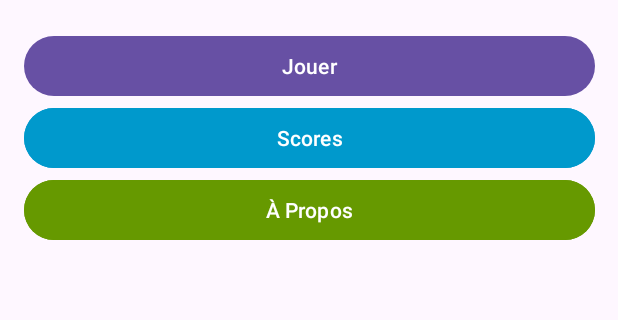
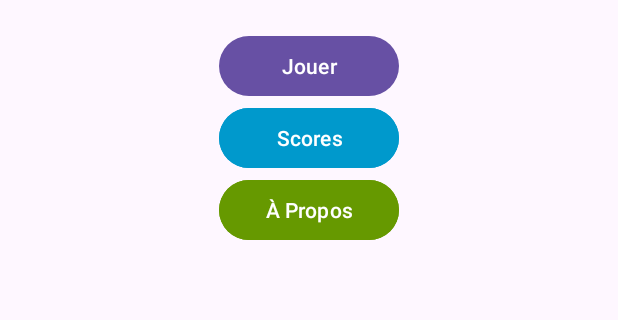
Before and after one commit to NoahFsc/S4-CalculMental, an Android app: the screen it shows after launch (MainActivity), on a phone screen of 412 x 824 dp, the part 594-914 px from its top. Run offline under Robolectric (Android 15) with nearby library versions, the phone set to English and light mode, and no system bars.

Commit message:
Amelioration du design (page accueil/page a propos) + Ajout bouton retour (page a propos) + Ajout des tests (nombre negatif, ne pas mettre des caractères...)(page game)

```diff
--- a/app/src/main/res/layout/activity_game.xml
+++ b/app/src/main/res/layout/activity_game.xml
@@ -37,7 +37,8 @@
                 android:layout_height="wrap_content"
                 android:hint="@string/text_reponse"
                 android:layout_gravity="center"
-                android:gravity="center"/>
+                android:gravity="center"
+                android:inputType="numberSigned"/>
 
             <Button
                 android:id="@+id/bouton_envoyer"
--- a/app/src/main/res/layout/activity_main.xml
+++ b/app/src/main/res/layout/activity_main.xml
@@ -8,7 +8,7 @@
     tools:context=".MainActivity">
 
     <LinearLayout
-        android:layout_width="wrap_content"
+        android:layout_width="0dp"
         android:layout_height="wrap_content"
         android:orientation="vertical"
         app:layout_constraintBottom_toBottomOf="parent"
@@ -21,28 +21,36 @@
             android:layout_width="match_parent"
             android:layout_height="wrap_content"
             android:text="Let That Think In"
-            android:textSize="50dp"
-            android:textStyle="bold"/>
+            android:textSize="50sp"
+            android:textStyle="bold"
+            android:layout_gravity="center"
+            android:gravity="center"/>
 
         <Button
             android:id="@+id/bouton_jouer"
-            android:layout_width="match_parent"
+            android:layout_width="120dp"
             android:layout_height="wrap_content"
             android:text="@string/text_btn_jouer"
-            android:layout_marginTop="20dp"/>
+            android:layout_marginTop="20dp"
+            android:layout_gravity="center"
+            android:gravity="center"/>
 
         <Button
             android:id="@+id/bouton_scores"
-            android:layout_width="match_parent"
+            android:layout_width="120dp"
             android:layout_height="wrap_content"
             android:text="@string/text_btn_scores"
-            android:backgroundTint="@android:color/holo_blue_dark"/>
+            android:backgroundTint="@android:color/holo_blue_dark"
+            android:layout_gravity="center"
+            android:gravity="center"/>
 
         <Button
             android:id="@+id/bouton_apropos"
-            android:layout_width="match_parent"
+            android:layout_width="120dp"
             android:layout_height="wrap_content"
             android:text="@string/text_btn_apropos"
-            android:backgroundTint="@android:color/holo_green_dark"/>
+            android:backgroundTint="@android:color/holo_green_dark"
+            android:layout_gravity="center"
+            android:gravity="center"/>
     </LinearLayout>
 </androidx.constraintlayout.widget.ConstraintLayout>
--- a/app/src/main/res/values/strings.xml
+++ b/app/src/main/res/values/strings.xml
@@ -12,4 +12,5 @@
     <string name="text_perdu">Vous avez Perdu !</string>
     <string name="text_enregistrement">Veuillez vous enregistrer : </string>
     <string name="text_apropos_title">Créé par :</string>
+    <string name="text_retour">Retour</string>
 </resources>
```
Also changed, not shown: app/src/main/java/com/example/tpcalculmental/AProposActivity.java (+10 -0 lines), app/src/main/java/com/example/tpcalculmental/GameActivity.java (+13 -8 lines), app/src/main/res/layout/activity_apropos.xml (+14 -2 lines), 1 other file.
